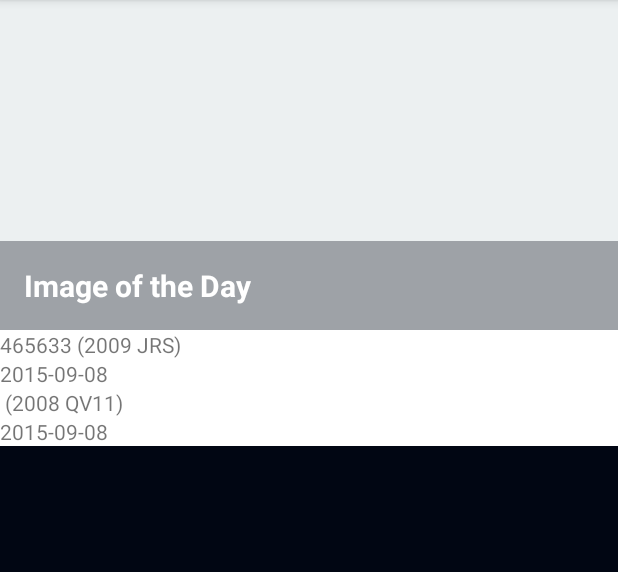
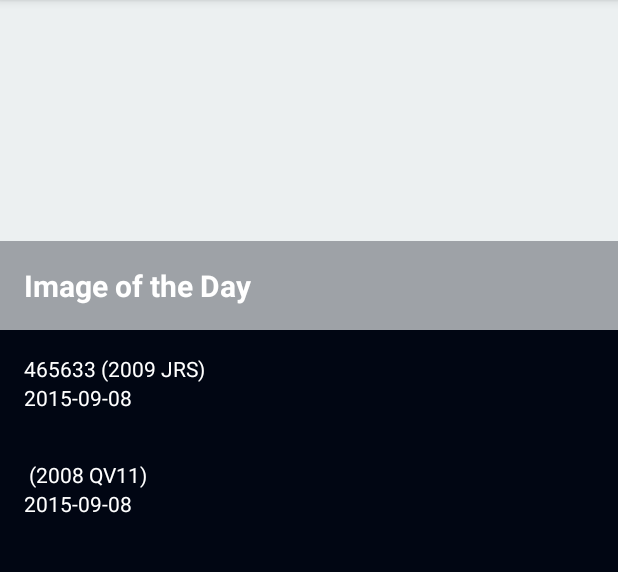
Before and after one commit to Manasask8127/AsteroidRadar, an Android app: the screen it shows after launch (MainActivity), in the options menu, after a tap on "View today asteroids", on a phone screen of 412 x 824 dp, the part 84-656 px from its top. Run offline under Robolectric (Android 15) with nearby library versions, the phone set to English and light mode, and no system bars; our stand-ins replace Picasso, Room's generated code, Timber, data binding; pictures from the network do not load; 5 statements that could not run were skipped.

Commit message:
spacing in layout

```diff
--- a/app/src/main/res/drawable/ic_status_normal.xml
+++ b/app/src/main/res/drawable/ic_status_normal.xml
@@ -4,6 +4,6 @@
     android:viewportWidth="24"
     android:viewportHeight="24">
   <path
-      android:fillColor="#FFFFFF"
+      android:fillColor="#008000"
       android:pathData="M12,17.5C14.33,17.5 16.3,16.04 17.11,14H6.89C7.69,16.04 9.67,17.5 12,17.5M8.5,11A1.5,1.5 0,0 0,10 9.5A1.5,1.5 0,0 0,8.5 8A1.5,1.5 0,0 0,7 9.5A1.5,1.5 0,0 0,8.5 11M15.5,11A1.5,1.5 0,0 0,17 9.5A1.5,1.5 0,0 0,15.5 8A1.5,1.5 0,0 0,14 9.5A1.5,1.5 0,0 0,15.5 11M12,20A8,8 0,0 1,4 12A8,8 0,0 1,12 4A8,8 0,0 1,20 12A8,8 0,0 1,12 20M12,2C6.47,2 2,6.5 2,12A10,10 0,0 0,12 22A10,10 0,0 0,22 12A10,10 0,0 0,12 2Z"/>
 </vector>
--- a/app/src/main/res/layout/asteroid_item.xml
+++ b/app/src/main/res/layout/asteroid_item.xml
@@ -13,7 +13,10 @@
 <androidx.constraintlayout.widget.ConstraintLayout
     android:layout_width="match_parent"
     android:layout_height="wrap_content"
-    android:background="#FFFFFF">
+    android:layout_marginTop="16dp"
+    android:layout_marginLeft="16dp"
+    android:layout_marginRight="16dp"
+    android:layout_marginBottom="16dp">
 
 
 
@@ -24,6 +27,7 @@
         app:layout_constraintStart_toStartOf="parent"
         app:layout_constraintTop_toTopOf="parent"
         tools:text="68347 ( 2001 KB67)"
+        android:textColor="@color/default_text_color"
         android:text="@{asteroid.codename}"
         />
 
@@ -34,6 +38,7 @@
         app:layout_constraintBottom_toBottomOf="parent"
         app:layout_constraintStart_toStartOf="@id/item_name"
         app:layout_constraintTop_toBottomOf="@+id/item_name"
+        android:textColor="@color/default_text_color"
         tools:text="2020-02-08"
         android:text="@{asteroid.closeApproachDate}"
         />
```
